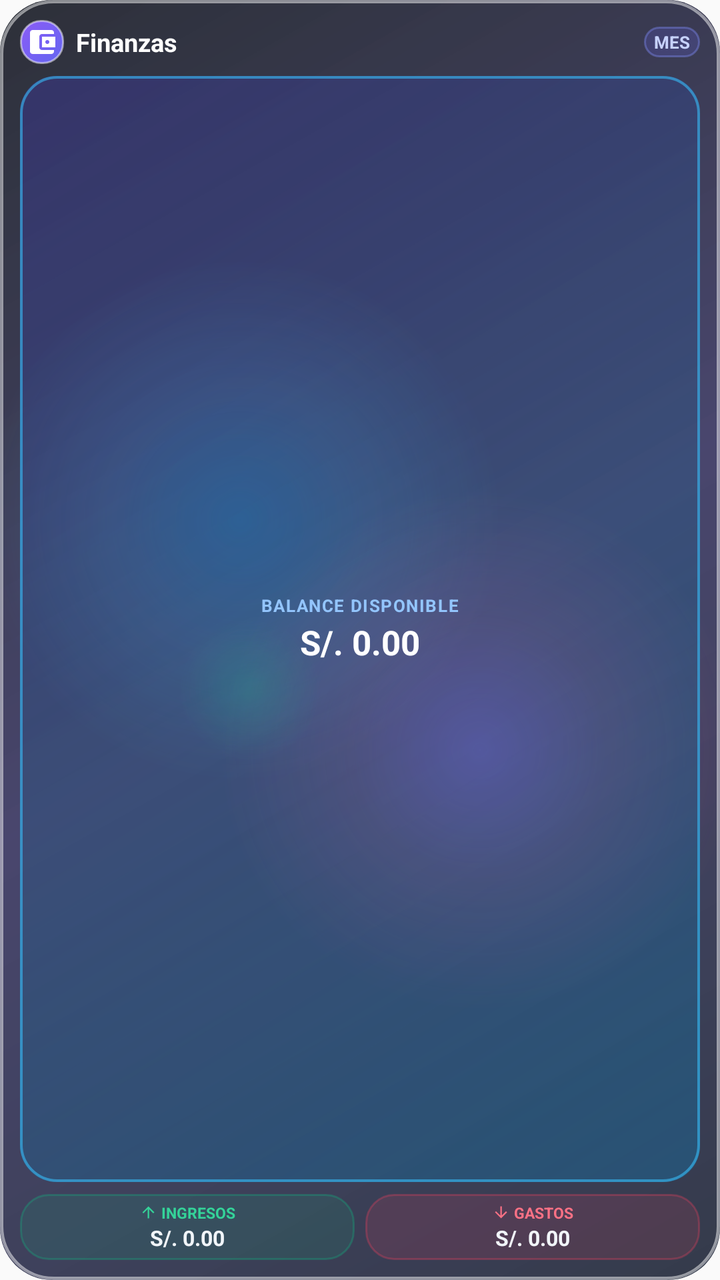
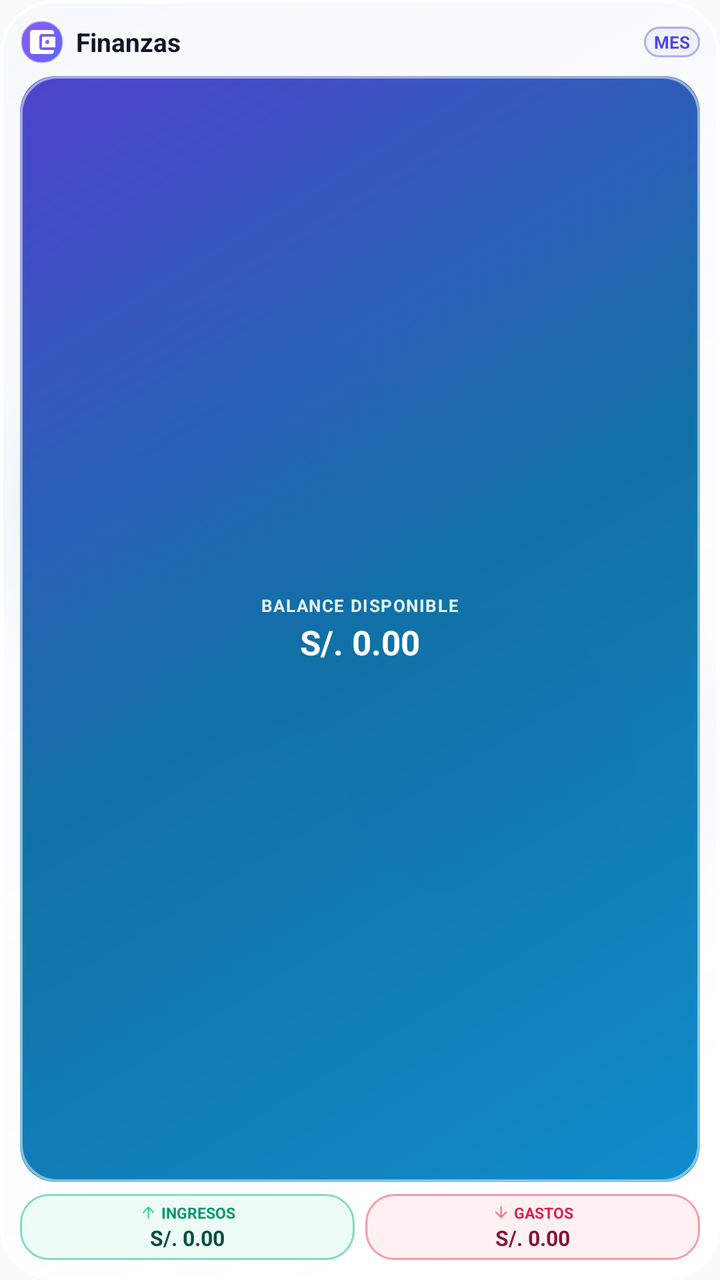

Before-and-after screenshots of an Android layout around one commit, followed by the original layout XML and the change that was made.
<!-- AndroidManifest.xml: application theme AppTheme -->
<!-- res/layout/widget_expenses.xml -->
<?xml version="1.0" encoding="utf-8"?>
<LinearLayout xmlns:android="http://schemas.android.com/apk/res/android"
    android:layout_width="match_parent"
    android:layout_height="match_parent"
    android:background="@drawable/widget_bg"
    android:orientation="vertical"
    android:padding="10dp">

    
    <RelativeLayout
        android:layout_width="match_parent"
        android:layout_height="wrap_content"
        android:layout_marginBottom="6dp">

        <LinearLayout
            android:layout_width="wrap_content"
            android:layout_height="wrap_content"
            android:layout_alignParentLeft="true"
            android:layout_centerVertical="true"
            android:orientation="horizontal"
            android:gravity="center_vertical">

            <ImageView
                android:layout_width="22dp"
                android:layout_height="22dp"
                android:background="@drawable/widget_icon_badge"
                android:src="@drawable/ic_widget_wallet"
                android:padding="3dp"
                android:contentDescription="Finanzas"
                android:layout_marginRight="6dp" />

            <TextView
                android:layout_width="wrap_content"
                android:layout_height="wrap_content"
                android:text="Finanzas"
                android:textColor="#FFFFFF"
                android:textSize="12.5sp"
                android:textStyle="bold"
                android:singleLine="true"
                android:ellipsize="end" />
        </LinearLayout>

        <TextView
            android:layout_width="wrap_content"
            android:layout_height="wrap_content"
            android:layout_alignParentRight="true"
            android:layout_centerVertical="true"
            android:background="@drawable/widget_badge_bg"
            android:text="MES"
            android:textColor="#C7D2FE"
            android:textSize="8.5sp"
            android:textStyle="bold"
            android:paddingHorizontal="5dp"
            android:paddingVertical="1.5dp" />
    </RelativeLayout>

    
    <LinearLayout
        android:layout_width="match_parent"
        android:layout_height="0dp"
        android:layout_weight="1"
        android:background="@drawable/widget_kpi_card_bg"
        android:orientation="vertical"
        android:gravity="center"
        android:paddingVertical="4dp"
        android:paddingHorizontal="8dp"
        android:layout_marginBottom="6dp">

        <TextView
            android:layout_width="wrap_content"
            android:layout_height="wrap_content"
            android:text="BALANCE DISPONIBLE"
            android:textColor="#93C5FD"
            android:textSize="8.5sp"
            android:textStyle="bold"
            android:letterSpacing="0.06" />

        <TextView
            android:id="@+id/widget_expenses_balance"
            android:layout_width="wrap_content"
            android:layout_height="wrap_content"
            android:text="S/. 0.00"
            android:textColor="#FFFFFF"
            android:textSize="17sp"
            android:textStyle="bold"
            android:singleLine="true"
            android:ellipsize="end"
            android:layout_marginTop="1dp" />
    </LinearLayout>

    
    <LinearLayout
        android:layout_width="match_parent"
        android:layout_height="wrap_content"
        android:orientation="horizontal"
        android:weightSum="2">

        
        <LinearLayout
            android:layout_width="0dp"
            android:layout_height="wrap_content"
            android:layout_weight="1"
            android:background="@drawable/widget_income_badge_bg"
            android:orientation="vertical"
            android:gravity="center"
            android:paddingVertical="4dp"
            android:paddingHorizontal="4dp"
            android:layout_marginRight="2.5dp">

            <LinearLayout
                android:layout_width="wrap_content"
                android:layout_height="wrap_content"
                android:orientation="horizontal"
                android:gravity="center_vertical">

                <ImageView
                    android:layout_width="9dp"
                    android:layout_height="9dp"
                    android:src="@drawable/ic_widget_income_arrow"
                    android:layout_marginRight="2dp"
                    android:contentDescription="Ingresos" />

                <TextView
                    android:layout_width="wrap_content"
                    android:layout_height="wrap_content"
                    android:text="INGRESOS"
                    android:textColor="#34D399"
                    android:textSize="7.5sp"
                    android:textStyle="bold" />
            </LinearLayout>

            <TextView
                android:id="@+id/widget_expenses_income"
                android:layout_width="wrap_content"
                android:layout_height="wrap_content"
                android:text="S/. 0.00"
                android:textColor="#F1F5F9"
                android:textSize="10.5sp"
                android:textStyle="bold"
                android:singleLine="true"
                android:ellipsize="end" />
        </LinearLayout>

        
        <LinearLayout
            android:layout_width="0dp"
            android:layout_height="wrap_content"
            android:layout_weight="1"
            android:background="@drawable/widget_expense_badge_bg"
            android:orientation="vertical"
            android:gravity="center"
            android:paddingVertical="4dp"
            android:paddingHorizontal="4dp"
            android:layout_marginLeft="2.5dp">

            <LinearLayout
                android:layout_width="wrap_content"
                android:layout_height="wrap_content"
                android:orientation="horizontal"
                android:gravity="center_vertical">

                <ImageView
                    android:layout_width="9dp"
                    android:layout_height="9dp"
                    android:src="@drawable/ic_widget_expense_arrow"
                    android:layout_marginRight="2dp"
                    android:contentDescription="Gastos" />

                <TextView
                    android:layout_width="wrap_content"
                    android:layout_height="wrap_content"
                    android:text="GASTOS"
                    android:textColor="#FB7185"
                    android:textSize="7.5sp"
                    android:textStyle="bold" />
            </LinearLayout>

            <TextView
                android:id="@+id/widget_expenses_expenses"
                android:layout_width="wrap_content"
                android:layout_height="wrap_content"
                android:text="S/. 0.00"
                android:textColor="#F1F5F9"
                android:textSize="10.5sp"
                android:textStyle="bold"
                android:singleLine="true"
                android:ellipsize="end" />
        </LinearLayout>

    </LinearLayout>

</LinearLayout>
<!-- resources referenced by this layout -->
<resources>
  <!-- drawable widget_badge_bg (drawable) -->
  <?xml version="1.0" encoding="utf-8"?>
  <shape xmlns:android="http://schemas.android.com/apk/res/android"
      android:shape="rectangle">
      <solid android:color="#336366F1" />
      <corners android:radius="10dp" />
      <stroke
          android:width="1dp"
          android:color="#66818CF8" />
  </shape>
  <!-- drawable widget_bg (drawable) -->
  <?xml version="1.0" encoding="utf-8"?>
  <layer-list xmlns:android="http://schemas.android.com/apk/res/android">
      
      <item>
          <shape android:shape="rectangle">
              <gradient
                  android:angle="135"
                  android:startColor="#F00F172A"
                  android:centerColor="#E61E1B4B"
                  android:endColor="#F50B0F19"
                  android:type="linear" />
              <corners android:radius="26dp" />
          </shape>
      </item>
  
      
      <item android:left="-30dp" android:top="-30dp" android:right="90dp" android:bottom="90dp">
          <shape android:shape="oval">
              <gradient
                  android:type="radial"
                  android:gradientRadius="130dp"
                  android:startColor="#660284C7"
                  android:centerColor="#2638BDF8"
                  android:endColor="#00000000" />
          </shape>
      </item>
  
      
      <item android:left="90dp" android:top="80dp" android:right="-30dp" android:bottom="-30dp">
          <shape android:shape="oval">
              <gradient
                  android:type="radial"
                  android:gradientRadius="130dp"
                  android:startColor="#59A855F7"
                  android:centerColor="#26EC4899"
                  android:endColor="#00000000" />
          </shape>
      </item>
  
      
      <item android:left="30dp" android:top="70dp" android:right="140dp" android:bottom="20dp">
          <shape android:shape="oval">
              <gradient
                  android:type="radial"
                  android:gradientRadius="35dp"
                  android:startColor="#4010B981"
                  android:endColor="#00000000" />
          </shape>
      </item>
  
      
      <item>
          <shape android:shape="rectangle">
              <solid android:color="#1AFFFFFF" />
              <corners android:radius="26dp" />
              <stroke
                  android:width="1.5dp"
                  android:color="#80FFFFFF" />
          </shape>
      </item>
  </layer-list>
  <!-- drawable widget_expense_badge_bg (drawable) -->
  <?xml version="1.0" encoding="utf-8"?>
  <shape xmlns:android="http://schemas.android.com/apk/res/android"
      android:shape="rectangle">
      <solid android:color="#20F43F5E" />
      <corners android:radius="14dp" />
      <stroke
          android:width="1dp"
          android:color="#4DF43F5E" />
  </shape>
  <!-- drawable widget_income_badge_bg (drawable) -->
  <?xml version="1.0" encoding="utf-8"?>
  <shape xmlns:android="http://schemas.android.com/apk/res/android"
      android:shape="rectangle">
      <solid android:color="#2010B981" />
      <corners android:radius="14dp" />
      <stroke
          android:width="1dp"
          android:color="#4D10B981" />
  </shape>
  <!-- drawable widget_kpi_card_bg (drawable) -->
  <?xml version="1.0" encoding="utf-8"?>
  <layer-list xmlns:android="http://schemas.android.com/apk/res/android">
      <item>
          <shape android:shape="rectangle">
              <gradient
                  android:angle="135"
                  android:startColor="#4D0284C7"
                  android:centerColor="#330369A1"
                  android:endColor="#4D4338CA"
                  android:type="linear" />
              <corners android:radius="18dp" />
          </shape>
      </item>
      <item>
          <shape android:shape="rectangle">
              <corners android:radius="18dp" />
              <stroke
                  android:width="1.2dp"
                  android:color="#9938BDF8" />
          </shape>
      </item>
  </layer-list>
  <!-- unchanged entries left out for length: 5 -->
</resources>

<!-- the commit's change to res/layout/widget_expenses.xml (unified diff, before → after) -->
@@ -33,8 +33,8 @@
                 android:layout_width="wrap_content"
                 android:layout_height="wrap_content"
                 android:text="Finanzas"
-                android:textColor="#FFFFFF"
-                android:textSize="12.5sp"
+                android:textColor="#0F172A"
+                android:textSize="13sp"
                 android:textStyle="bold"
                 android:singleLine="true"
                 android:ellipsize="end" />
@@ -47,7 +47,7 @@
             android:layout_centerVertical="true"
             android:background="@drawable/widget_badge_bg"
             android:text="MES"
-            android:textColor="#C7D2FE"
+            android:textColor="#4F46E5"
             android:textSize="8.5sp"
             android:textStyle="bold"
             android:paddingHorizontal="5dp"
@@ -70,7 +70,7 @@
             android:layout_width="wrap_content"
             android:layout_height="wrap_content"
             android:text="BALANCE DISPONIBLE"
-            android:textColor="#93C5FD"
+            android:textColor="#E0F2FE"
             android:textSize="8.5sp"
             android:textStyle="bold"
             android:letterSpacing="0.06" />
@@ -124,7 +124,7 @@
                     android:layout_width="wrap_content"
                     android:layout_height="wrap_content"
                     android:text="INGRESOS"
-                    android:textColor="#34D399"
+                    android:textColor="#059669"
                     android:textSize="7.5sp"
                     android:textStyle="bold" />
             </LinearLayout>
@@ -134,7 +134,7 @@
                 android:layout_width="wrap_content"
                 android:layout_height="wrap_content"
                 android:text="S/. 0.00"
-                android:textColor="#F1F5F9"
+                android:textColor="#064E3B"
                 android:textSize="10.5sp"
                 android:textStyle="bold"
                 android:singleLine="true"
@@ -170,7 +170,7 @@
                     android:layout_width="wrap_content"
                     android:layout_height="wrap_content"
                     android:text="GASTOS"
-                    android:textColor="#FB7185"
+                    android:textColor="#E11D48"
                     android:textSize="7.5sp"
                     android:textStyle="bold" />
             </LinearLayout>
@@ -180,7 +180,7 @@
                 android:layout_width="wrap_content"
                 android:layout_height="wrap_content"
                 android:text="S/. 0.00"
-                android:textColor="#F1F5F9"
+                android:textColor="#881337"
                 android:textSize="10.5sp"
                 android:textStyle="bold"
                 android:singleLine="true"
<!-- resource entries referenced after the edit -->
@@ -4,11 +4,11 @@
   <?xml version="1.0" encoding="utf-8"?>
   <shape xmlns:android="http://schemas.android.com/apk/res/android"
       android:shape="rectangle">
-      <solid android:color="#336366F1" />
+      <solid android:color="#F0EEF2FF" />
       <corners android:radius="10dp" />
       <stroke
           android:width="1dp"
-          android:color="#66818CF8" />
+          android:color="#806366F1" />
   </shape>
   <!-- drawable widget_bg (drawable) -->
   <?xml version="1.0" encoding="utf-8"?>
@@ -18,45 +18,45 @@
           <shape android:shape="rectangle">
               <gradient
                   android:angle="135"
-                  android:startColor="#F00F172A"
-                  android:centerColor="#E61E1B4B"
-                  android:endColor="#F50B0F19"
+                  android:startColor="#E0FFFFFF"
+                  android:centerColor="#D4F8FAFC"
+                  android:endColor="#E0F1F5F9"
                   android:type="linear" />
               <corners android:radius="26dp" />
           </shape>
       </item>
   
       
-      <item android:left="-30dp" android:top="-30dp" android:right="90dp" android:bottom="90dp">
+      <item android:left="-35dp" android:top="-35dp" android:right="95dp" android:bottom="95dp">
           <shape android:shape="oval">
               <gradient
                   android:type="radial"
                   android:gradientRadius="130dp"
-                  android:startColor="#660284C7"
-                  android:centerColor="#2638BDF8"
+                  android:startColor="#4D38BDF8"
+                  android:centerColor="#260284C7"
                   android:endColor="#00000000" />
           </shape>
       </item>
   
       
-      <item android:left="90dp" android:top="80dp" android:right="-30dp" android:bottom="-30dp">
+      <item android:left="95dp" android:top="85dp" android:right="-35dp" android:bottom="-35dp">
           <shape android:shape="oval">
               <gradient
                   android:type="radial"
                   android:gradientRadius="130dp"
-                  android:startColor="#59A855F7"
-                  android:centerColor="#26EC4899"
+                  android:startColor="#40A855F7"
+                  android:centerColor="#268B5CF6"
                   android:endColor="#00000000" />
           </shape>
       </item>
   
       
-      <item android:left="30dp" android:top="70dp" android:right="140dp" android:bottom="20dp">
+      <item android:left="40dp" android:top="75dp" android:right="130dp" android:bottom="15dp">
           <shape android:shape="oval">
               <gradient
                   android:type="radial"
                   android:gradientRadius="35dp"
-                  android:startColor="#4010B981"
+                  android:startColor="#3310B981"
                   android:endColor="#00000000" />
           </shape>
       </item>
@@ -64,11 +64,11 @@
       
       <item>
           <shape android:shape="rectangle">
-              <solid android:color="#1AFFFFFF" />
+              <solid android:color="#4DFFFFFF" />
               <corners android:radius="26dp" />
               <stroke
                   android:width="1.5dp"
-                  android:color="#80FFFFFF" />
+                  android:color="#E6FFFFFF" />
           </shape>
       </item>
   </layer-list>
@@ -76,21 +76,21 @@
   <?xml version="1.0" encoding="utf-8"?>
   <shape xmlns:android="http://schemas.android.com/apk/res/android"
       android:shape="rectangle">
-      <solid android:color="#20F43F5E" />
+      <solid android:color="#F0FFF1F2" />
       <corners android:radius="14dp" />
       <stroke
           android:width="1dp"
-          android:color="#4DF43F5E" />
+          android:color="#80F43F5E" />
   </shape>
   <!-- drawable widget_income_badge_bg (drawable) -->
   <?xml version="1.0" encoding="utf-8"?>
   <shape xmlns:android="http://schemas.android.com/apk/res/android"
       android:shape="rectangle">
-      <solid android:color="#2010B981" />
+      <solid android:color="#F0ECFDF5" />
       <corners android:radius="14dp" />
       <stroke
           android:width="1dp"
-          android:color="#4D10B981" />
+          android:color="#8010B981" />
   </shape>
   <!-- drawable widget_kpi_card_bg (drawable) -->
   <?xml version="1.0" encoding="utf-8"?>
@@ -99,9 +99,9 @@
           <shape android:shape="rectangle">
               <gradient
                   android:angle="135"
-                  android:startColor="#4D0284C7"
-                  android:centerColor="#330369A1"
-                  android:endColor="#4D4338CA"
+                  android:startColor="#F00284C7"
+                  android:centerColor="#F00369A1"
+                  android:endColor="#F04338CA"
                   android:type="linear" />
               <corners android:radius="18dp" />
           </shape>
@@ -111,7 +111,7 @@
               <corners android:radius="18dp" />
               <stroke
                   android:width="1.2dp"
-                  android:color="#9938BDF8" />
+                  android:color="#80FFFFFF" />
           </shape>
       </item>
   </layer-list>
